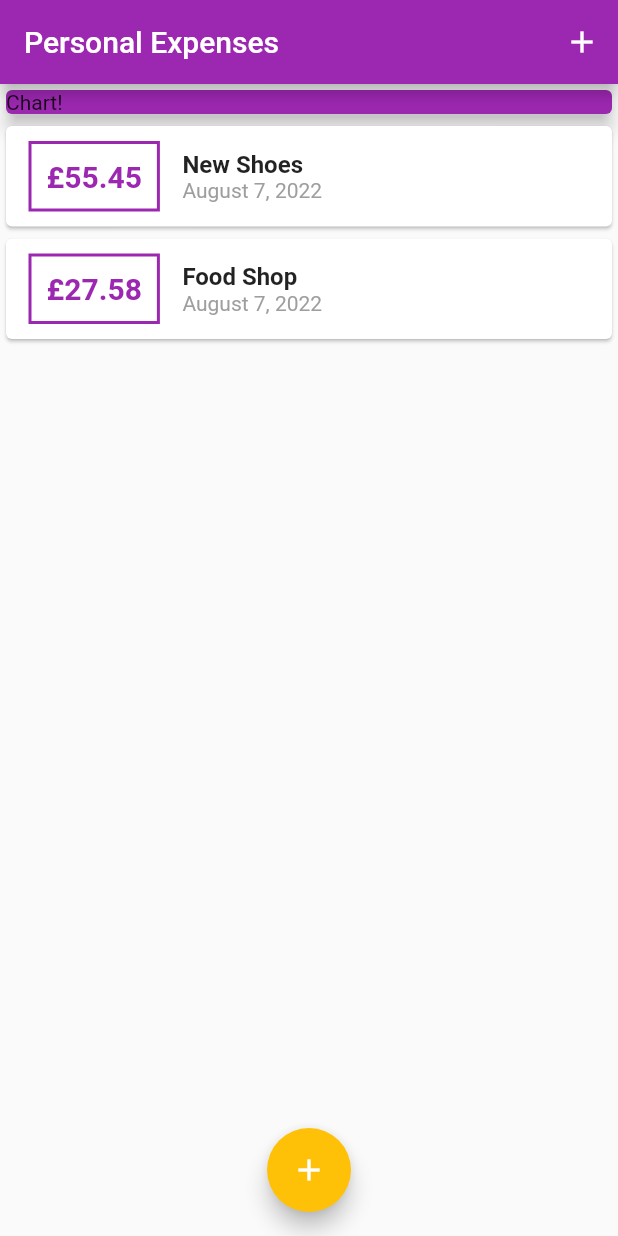
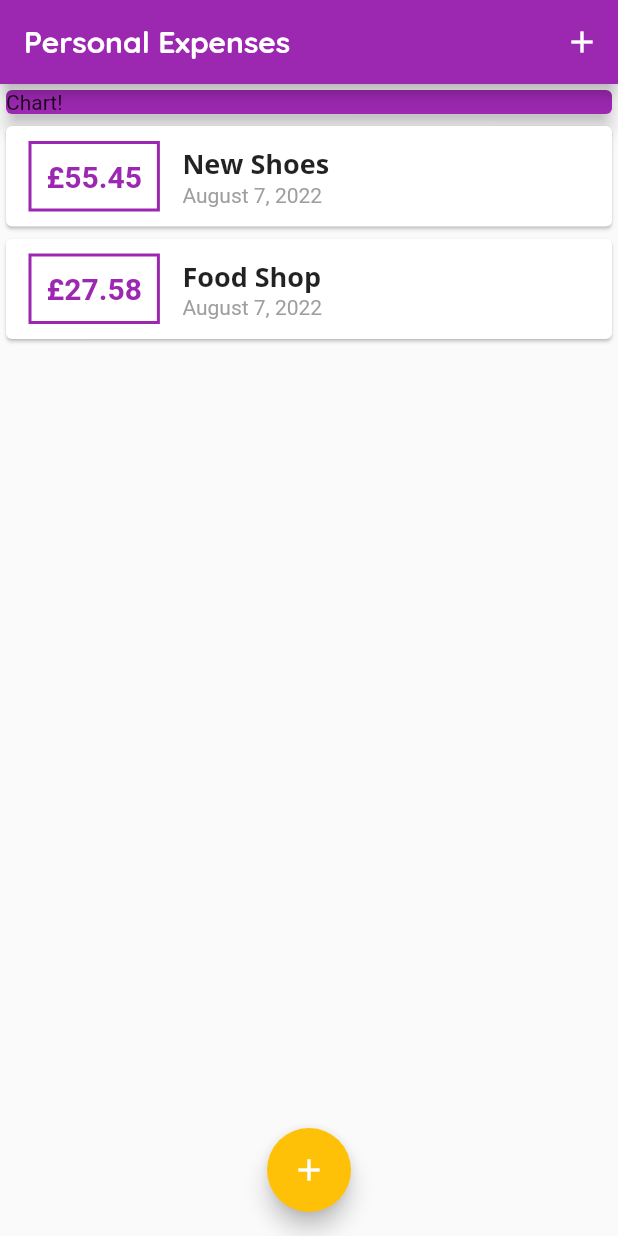
Before and after one commit to PaulTA91/finance_app, a Flutter app: the screen it shows after launch, on a phone screen of 412 x 824 dp. Run offline on Flutter 3.47's test engine with Material 2 defaults, Android fonts, the phone set to English and light mode, and no system bars.

Commit message:
custom fonts and themes

```diff
--- a/lib/main.dart
+++ b/lib/main.dart
@@ -12,8 +12,37 @@ class MyApp extends StatelessWidget {
     return MaterialApp(
       title: 'Personal Expenses',
       theme: ThemeData(
-          colorScheme: ColorScheme.fromSwatch(primarySwatch: Colors.purple)
-              .copyWith(secondary: Colors.amber)),
+        textTheme: ThemeData.light().textTheme.copyWith(
+              titleLarge: TextStyle(
+                fontFamily: 'OpenSans',
+                fontSize: 18,
+                fontWeight: FontWeight.bold,
+              ),
+            ),
+        fontFamily: 'OpenSans',
+        colorScheme: ColorScheme.fromSwatch(primarySwatch: Colors.purple)
+            .copyWith(secondary: Colors.amber),
+        appBarTheme: AppBarTheme(
+          toolbarTextStyle: ThemeData.light()
+              .textTheme
+              .copyWith(
+                titleLarge: TextStyle(
+                    fontFamily: 'Quicksand',
+                    fontSize: 20,
+                    fontWeight: FontWeight.bold),
+              )
+              .bodyText2,
+          titleTextStyle: ThemeData.light()
+              .textTheme
+              .copyWith(
+                titleLarge: TextStyle(
+                    fontFamily: 'Quicksand',
+                    fontSize: 20,
+                    fontWeight: FontWeight.bold),
+              )
+              .headline6,
+        ),
+      ),
       home: MyHomePage(),
     );
   }
@@ -72,7 +101,9 @@ class _MyHomePageState extends State<MyHomePage> {
   Widget build(BuildContext context) {
     return Scaffold(
       appBar: AppBar(
-        title: Text('Personal Expenses'),
+        title: Text(
+          'Personal Expenses',
+        ),
         actions: [
           IconButton(
             onPressed: () => _startAddNewTransaction(context),
--- a/lib/widgets/transaction_list.dart
+++ b/lib/widgets/transaction_list.dart
@@ -38,8 +38,7 @@ class TransactionList extends StatelessWidget {
                   children: <Widget>[
                     Text(
                       transactions[index].title,
-                      style:
-                          TextStyle(fontSize: 16, fontWeight: FontWeight.bold),
+                      style: Theme.of(context).textTheme.titleLarge,
                     ),
                     Text(
                       DateFormat.yMMMMd().format(transactions[index].date),
```
Also changed, not shown: pubspec.yaml (+11 -11 lines).
